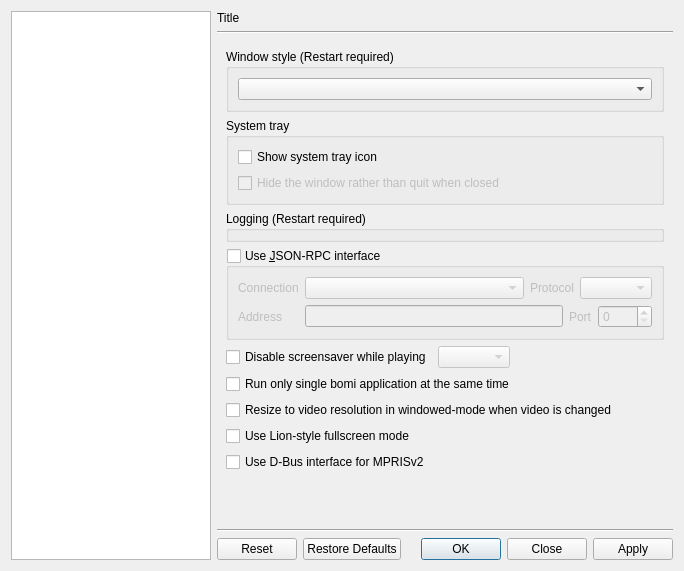
The window that src/bomi/ui/prefdialog.ui (bylee20/bomi) describes before a commit, drawn with Qt 5.
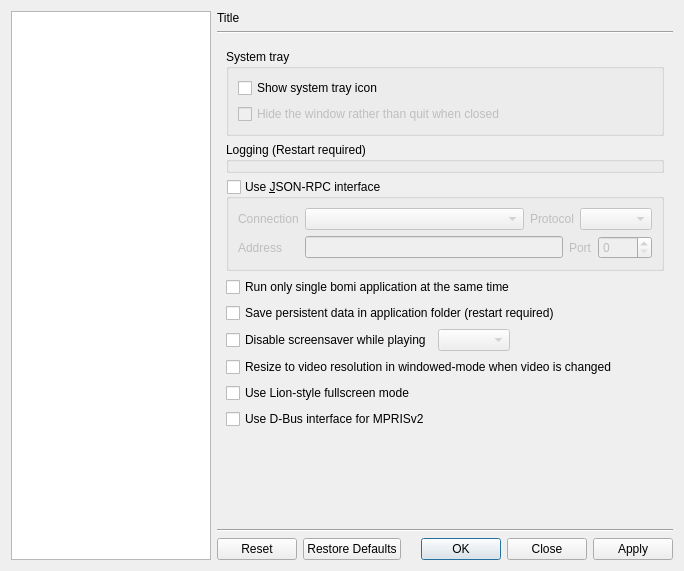
The same window after the commit. The open tabs and pages were chosen to show the change. Icons and pictures are not drawn. Custom widgets are drawn as their Qt base class.

Commit message: * New: option to save persitent data in application folder

```diff
--- a/src/bomi/ui/prefdialog.ui
+++ b/src/bomi/ui/prefdialog.ui
@@ -1382,18 +1382,6 @@
        </widget>
        <widget class="QWidget" name="gen_behaviours">
         <layout class="QVBoxLayout" name="verticalLayout_28">
-         <item>
-          <widget class="QGroupBox" name="groupBox_16">
-           <property name="title">
-            <string>Window style (Restart required)</string>
-           </property>
-           <layout class="QVBoxLayout" name="verticalLayout_20">
-            <item>
-             <widget class="DataComboBox" name="app_style"/>
-            </item>
-           </layout>
-          </widget>
-         </item>
          <item>
           <widget class="QGroupBox" name="system_tray_group">
            <property name="title">
@@ -1508,6 +1496,20 @@
            </layout>
           </widget>
          </item>
+         <item>
+          <widget class="QCheckBox" name="app_unique">
+           <property name="text">
+            <string>Run only single bomi application at the same time</string>
+           </property>
+          </widget>
+         </item>
+         <item>
+          <widget class="QCheckBox" name="app_use_local_config">
+           <property name="text">
+            <string>Save persistent data in application folder (restart required)</string>
+           </property>
+          </widget>
+         </item>
          <item>
           <layout class="QHBoxLayout" name="horizontalLayout_10">
            <item>
@@ -1539,13 +1541,6 @@
            </item>
           </layout>
          </item>
-         <item>
-          <widget class="QCheckBox" name="app_unique">
-           <property name="text">
-            <string>Run only single bomi application at the same time</string>
-           </property>
-          </widget>
-         </item>
          <item>
           <widget class="QCheckBox" name="fit_to_video">
            <property name="text">
@@ -1628,6 +1623,18 @@
            </layout>
           </widget>
          </item>
+         <item>
+          <widget class="QGroupBox" name="groupBox_16">
+           <property name="title">
+            <string>Window style (Restart required)</string>
+           </property>
+           <layout class="QVBoxLayout" name="verticalLayout_20">
+            <item>
+             <widget class="DataComboBox" name="app_style"/>
+            </item>
+           </layout>
+          </widget>
+         </item>
          <item>
           <widget class="QGroupBox" name="groupBox_11">
            <property name="title">
```
Left out of the diff: 2 changed lines with no effect on the pictures. The commit also changes 9 other files.
